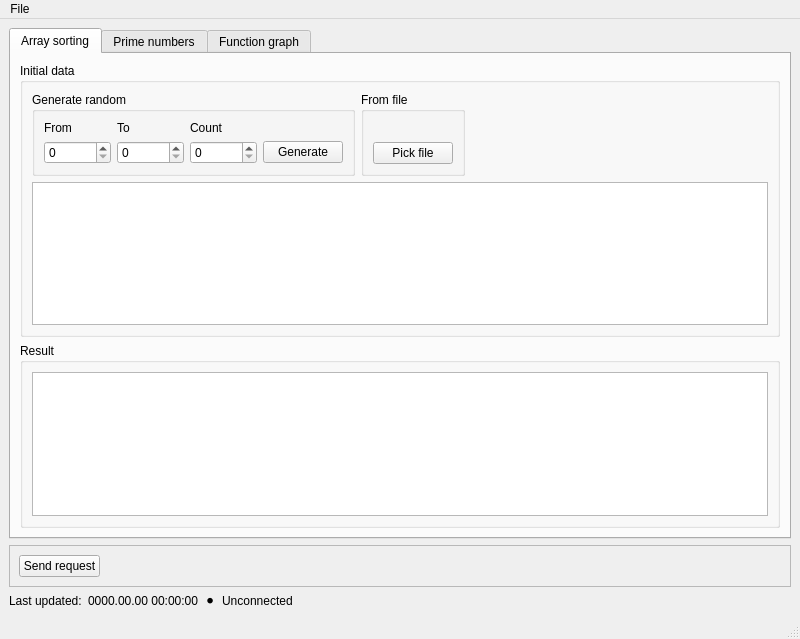
Old version of the form src/Client/MainWindow.ui in the repository SyntheticEdelweiss/ClientServerExample.
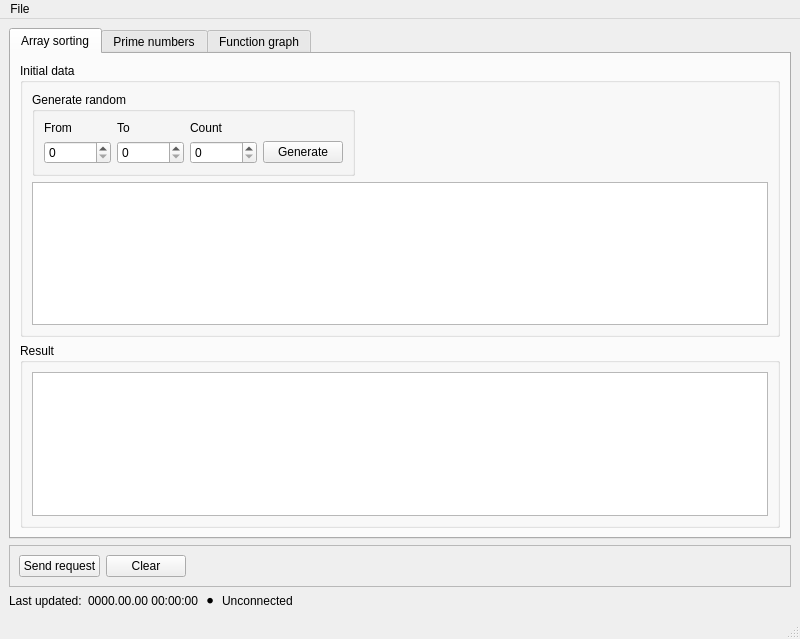
New version of the form. The open tabs and pages were chosen to show the change. Custom widgets are drawn as their Qt base class.

```diff
--- a/src/Client/MainWindow.ui
+++ b/src/Client/MainWindow.ui
@@ -90,29 +90,6 @@
             </widget>
            </item>
            <item row="0" column="1">
-            <widget class="QGroupBox" name="groupBox_3">
-             <property name="title">
-              <string>From file</string>
-             </property>
-             <layout class="QGridLayout" name="gridLayout_5">
-              <item row="0" column="0">
-               <widget class="QLabel" name="label_4">
-                <property name="text">
-                 <string/>
-                </property>
-               </widget>
-              </item>
-              <item row="1" column="0">
-               <widget class="QPushButton" name="pushButton_arraySorting_pickFile">
-                <property name="text">
-                 <string>Pick file</string>
-                </property>
-               </widget>
-              </item>
-             </layout>
-            </widget>
-           </item>
-           <item row="0" column="2">
             <spacer name="horizontalSpacer">
              <property name="orientation">
               <enum>Qt::Horizontal</enum>
@@ -401,6 +378,13 @@
          </property>
         </widget>
        </item>
+       <item>
+        <widget class="QPushButton" name="pushButton_clear">
+         <property name="text">
+          <string>Clear</string>
+         </property>
+        </widget>
+       </item>
        <item>
         <spacer name="horizontalSpacer_3">
          <property name="orientation">
```
Left out of the diff: 8 changed lines with no effect on the pictures.
